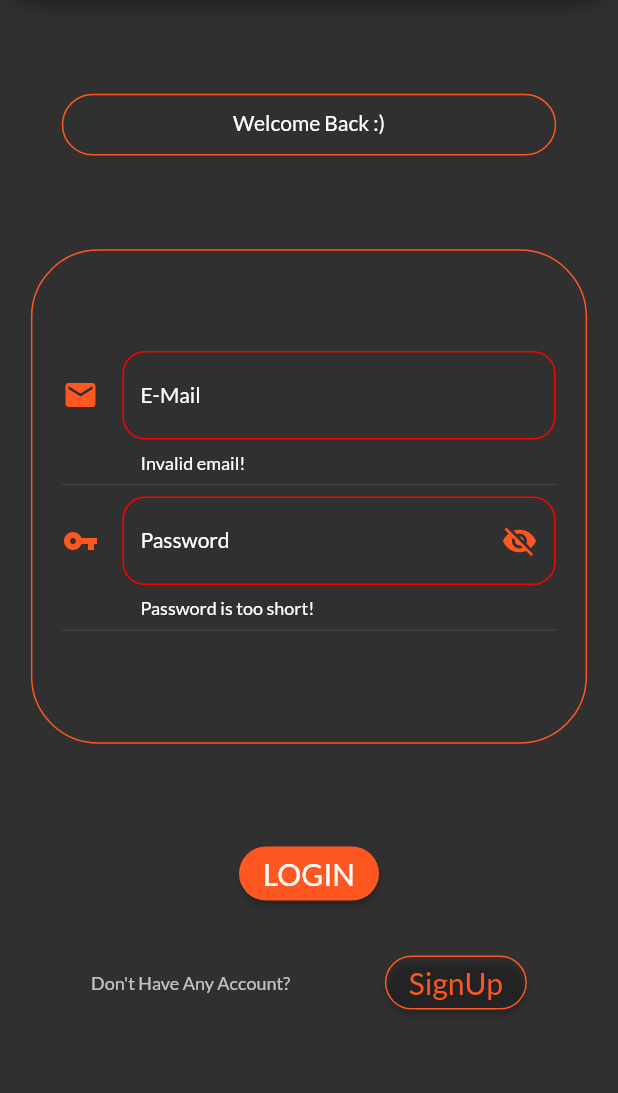
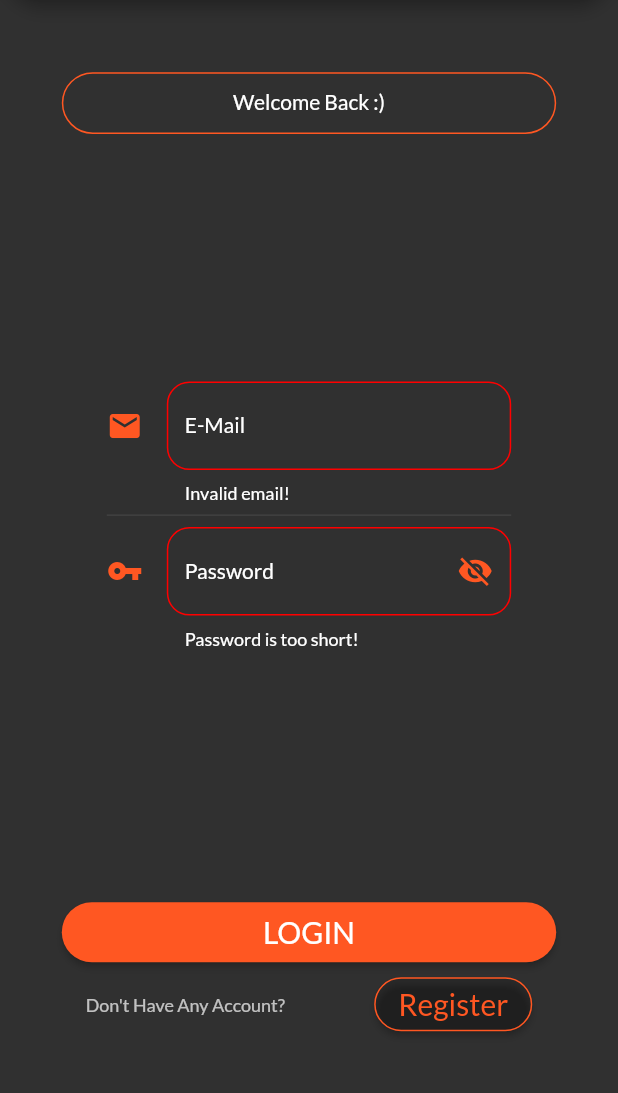
Before and after one commit to RishabhSaini619/up_004_ShopApp, a Flutter app: the screen it shows after launch, after a tap on "LOGIN", on a phone screen of 412 x 824 dp, the part 84-1177 px from its top. Run offline on Flutter 3.47's test engine with Material 2 defaults, Android fonts, the phone set to English and light mode, and no system bars.

Commit message:
User Signup working

```diff
--- a/lib/main.dart
+++ b/lib/main.dart
@@ -3,18 +3,19 @@
 import 'package:flutter/material.dart';
 import 'package:flutter/services.dart';
 import 'package:provider/provider.dart';
-import 'package:up_004_shopapp/screens/screen_authentication%20.dart';
 
+import 'models_&_providers/model_authentication.dart';
 import 'models_&_providers/model_cart.dart';
 import 'models_&_providers/model_orders.dart';
 import 'models_&_providers/model_product.dart';
 
+import 'screens/screen_authentication .dart';
+import 'screens/screen_cart.dart';
 import 'screens/screen_edit_product.dart';
+import 'screens/screen_manage_products.dart';
 import 'screens/screen_orders.dart';
 import 'screens/screen_product_detail.dart';
 import 'screens/screen_products_overview.dart';
-import 'screens/screen_cart.dart';
-import 'screens/screen_manage_products.dart';
 
 void main() {
   WidgetsFlutterBinding.ensureInitialized();
@@ -33,6 +34,9 @@ class MyApp extends StatelessWidget {
   Widget build(BuildContext context) {
     return MultiProvider(
       providers: [
+        ChangeNotifierProvider(
+          create: (ctx) => Authentication(),
+        ),
         ChangeNotifierProvider(
           create: (ctx) => Products(),
         ),
--- /dev/null
+++ b/lib/models_&_providers/model_authentication.dart
@@ -0,0 +1,31 @@
+import 'dart:convert';
+import 'package:flutter/cupertino.dart';
+import 'package:http/http.dart' as http;
+
+class Authentication with ChangeNotifier {
+  String authenticationToken;
+  DateTime authenticationTokenExpiryDate;
+  String authenticationUserId;
+
+  Authentication({
+    this.authenticationToken,
+    this.authenticationTokenExpiryDate,
+    this.authenticationUserId,
+  });
+
+  Future<void> userRegister(String userEmail, String userPassword) async {
+    const url =
+        "https://identitytoolkit.googleapis.com/v1/accounts:signUp?key=AIzaSyC2P-w8gQYHrDCLX-BLXm2n-0AUXvaJ-jk";
+   final response = await http.post(
+      url,
+      body: jsonEncode(
+        {
+          'email':userEmail,
+          'password' :userPassword,
+          'returnSecureToken':true,
+        },
+      ),
+    );
+   print(jsonDecode(response.body));
+  }
+}
--- a/lib/screens/screen_authentication .dart
+++ b/lib/screens/screen_authentication .dart
@@ -1,4 +1,6 @@
 import 'package:flutter/material.dart';
+import 'package:provider/provider.dart';
+import 'package:up_004_shopapp/models_&_providers/model_authentication.dart';
 
 enum AuthenticationMode { signUp, logIn }
 
@@ -13,14 +15,14 @@ class _AuthenticationScreenState extends State<AuthenticationScreen> {
   final GlobalKey<FormState> _formKey = GlobalKey();
   AuthenticationMode _authenticationMode = AuthenticationMode.logIn;
   final Map<String, String> _authenticationData = {
-    'name': '',
     'email': '',
+    // 'name': '',
     'password': '',
   };
   var _isLoading = false;
   var obscureTextData = false;
   final _passwordController = TextEditingController();
-  void _submit() {
+  Future<void> _submit() async {
     if (!_formKey.currentState.validate()) {
       // Invalid!
       return;
@@ -33,6 +35,13 @@ class _AuthenticationScreenState extends State<AuthenticationScreen> {
       // Log user in
     } else {
       // Sign user up
+     await Provider.of<Authentication>(
+        context,
+        listen: false,
+      ).userRegister(
+        _authenticationData['email'],
+        _authenticationData['password'],
+      );
     }
     setState(() {
       _isLoading = false;
@@ -94,59 +103,22 @@ class _AuthenticationScreenState extends State<AuthenticationScreen> {
               ),
               Container(
                 alignment: Alignment.center,
-                decoration: BoxDecoration(
-                  shape: BoxShape.rectangle,
-                  borderRadius: BorderRadius.circular(45),
-                  border: Border.all(
-                    color: Theme.of(context).colorScheme.primary,
-                    width: 1,
-                  ),
-                ),
-                height: deviceSize.height * 0.4,
-                width: deviceSize.width * 0.9,
-                padding: const EdgeInsets.all(20),
+                // decoration: BoxDecoration(
+                //   shape: BoxShape.rectangle,
+                //   borderRadius: BorderRadius.circular(45),
+                // border: Border.all(
+                //   color: Theme.of(context).colorScheme.primary,
+                //   width: 0,
+                // ),
+                // ),
+                height: deviceSize.height * 0.5,
+                width: deviceSize.width * 0.8,
+                padding: const EdgeInsets.all(30),
                 child: Form(
                   key: _formKey,
                   child: SingleChildScrollView(
                     child: Column(
                       children: <Widget>[
-                        if (_authenticationMode == AuthenticationMode.signUp)
-                          TextFormField(
-                            decoration: InputDecoration(
-                              border: OutlineInputBorder(
-                                borderRadius: BorderRadius.circular(15),
-                                borderSide: BorderSide(
-                                  color: Theme.of(context).colorScheme.primary,
-                                ),
-                              ),
-                              icon: Icon(
-                                Icons.person,
-                                color: Theme.of(context).colorScheme.primary,
-                              ),
-                              labelText: "Name",
-                              labelStyle: Theme.of(context).textTheme.bodyLarge,
-                              hintText: "User Name",
-                              hintStyle: Theme.of(context).textTheme.bodyMedium,
-                              errorStyle: Theme.of(context)
-                                  .textTheme
-                                  .bodySmall
-                                  .copyWith(
-                                    color: Colors.white,
-                                  ),
-                            ),
-                            keyboardType: TextInputType.text,
-                            validator: (value) {
-                              if (value.isEmpty) {
-                                return 'Please enter user name *';
-                              }
-                              return null;
-                            },
-                            onSaved: (value) {
-                              _authenticationData['name'] = value;
-                            },
-                          ),
-                        if (_authenticationMode == AuthenticationMode.signUp)
-                          const Divider(),
                         TextFormField(
                           decoration: InputDecoration(
                             border: OutlineInputBorder(
@@ -169,17 +141,54 @@ class _AuthenticationScreenState extends State<AuthenticationScreen> {
                                     ),
                           ),
                           keyboardType: TextInputType.emailAddress,
-                          validator: (value) {
-                            if (value.isEmpty || !value.contains('@')) {
+                          validator: (email) {
+                            if (email.isEmpty || !email.contains('@')) {
                               return 'Invalid email!';
                             }
                             return null;
                           },
-                          onSaved: (value) {
-                            _authenticationData['email'] = value;
+                          onSaved: (email) {
+                            _authenticationData['email'] = email;
                           },
                         ),
                         const Divider(),
+                        // if (_authenticationMode == AuthenticationMode.signUp)
+                        //   TextFormField(
+                        //     decoration: InputDecoration(
+                        //       border: OutlineInputBorder(
+                        //         borderRadius: BorderRadius.circular(15),
+                        //         borderSide: BorderSide(
+                        //           color: Theme.of(context).colorScheme.primary,
+                        //         ),
+                        //       ),
+                        //       icon: Icon(
+                        //         Icons.person,
+                        //         color: Theme.of(context).colorScheme.primary,
+                        //       ),
+                        //       labelText: "Name",
+                        //       labelStyle: Theme.of(context).textTheme.bodyLarge,
+                        //       hintText: "User Name",
+                        //       hintStyle: Theme.of(context).textTheme.bodyMedium,
+                        //       errorStyle: Theme.of(context)
+                        //           .textTheme
+                        //           .bodySmall
+                        //           .copyWith(
+                        //         color: Colors.white,
+                        //       ),
+                        //     ),
+                        //     keyboardType: TextInputType.text,
+                        //     validator: (name) {
+                        //       if (name.isEmpty) {
+                        //         return 'Please enter user name *';
+                        //       }
+                        //       return null;
+                        //     },
+                        //     onSaved: (name) {
+                        //       _authenticationData['name'] = name;
+                        //     },
+                        //   ),
+                        // if (_authenticationMode == AuthenticationMode.signUp)
+                        //   const Divider(),
                         TextFormField(
                           decoration: InputDecoration(
                             border: OutlineInputBorder(
@@ -218,17 +227,18 @@ class _AuthenticationScreenState extends State<AuthenticationScreen> {
                           ),
                           obscureText: obscureTextData,
                           controller: _passwordController,
-                          validator: (value) {
-                            if (value.isEmpty || value.length < 5) {
+                          validator: (pass) {
+                            if (pass.isEmpty || pass.length < 5) {
                               return ('Password is too short!');
                             }
                             return null;
                           },
-                          onSaved: (value) {
-                            _authenticationData['password'] = value;
+                          onSaved: (pass) {
+                            _authenticationData['password'] = pass;
                           },
                         ),
-                        const Divider(),
+                        if (_authenticationMode == AuthenticationMode.signUp)
+                          const Divider(),
                         if (_authenticationMode == AuthenticationMode.signUp)
                           TextFormField(
                             enabled: _authenticationMode ==
@@ -274,8 +284,8 @@ class _AuthenticationScreenState extends State<AuthenticationScreen> {
                             // controller: _passwordController,
                             validator:
                                 _authenticationMode == AuthenticationMode.signUp
-                                    ? (value) {
-                                        if (value != _passwordController.text) {
+                                    ? (cpass) {
+                                        if (cpass != _passwordController.text) {
                                           'Passwords do not match!';
                                         }
                                         return;
@@ -292,7 +302,10 @@ class _AuthenticationScreenState extends State<AuthenticationScreen> {
                 mainAxisAlignment: MainAxisAlignment.spaceEvenly,
                 children: [
                   if (_isLoading)
-                    const CircularProgressIndicator()
+                    CircularProgressIndicator(
+                      strokeWidth: 3,
+                      color: Theme.of(context).colorScheme.primary,
+                    )
                   else
                     ElevatedButton(
                       style: ButtonStyle(
@@ -304,21 +317,25 @@ class _AuthenticationScreenState extends State<AuthenticationScreen> {
                             borderRadius: BorderRadius.circular(20),
                           ),
                         ),
+                        minimumSize: MaterialStateProperty.all(
+                          Size(
+                            deviceSize.width * 0.8,
+                            40,
+                          ),
+                        ),
                       ),
                       onPressed: _submit,
                       child: Text(
                         _authenticationMode == AuthenticationMode.logIn
                             ? 'LOGIN'
-                            : 'SIGN UP',
+                            : 'REGISTER',
                         // style: Theme.of(context).textTheme.bodyLarge,
                         style: Theme.of(context).textTheme.bodyLarge.copyWith(
                               fontSize: 20,
                             ),
                       ),
                     ),
-                  SizedBox(
-                    height: deviceSize.height * 0.03,
-                  ),
+                  const SizedBox(),
                   Row(
                     mainAxisAlignment: MainAxisAlignment.spaceEvenly,
                     children: [
@@ -331,7 +348,10 @@ class _AuthenticationScreenState extends State<AuthenticationScreen> {
                       ElevatedButton(
                         style: ButtonStyle(
                           backgroundColor: MaterialStatePropertyAll<Color>(
-                            Theme.of(context).colorScheme.background,
+                            Theme.of(context)
+                                .colorScheme
+                                .background
+                                .withOpacity(0.1),
                           ),
                           shape:
                               MaterialStateProperty.all<RoundedRectangleBorder>(
@@ -346,7 +366,7 @@ class _AuthenticationScreenState extends State<AuthenticationScreen> {
                         onPressed: _switchAuthenticationMode,
                         child: Text(
                           _authenticationMode == AuthenticationMode.logIn
-                              ? 'SignUp'
+                              ? 'Register'
                               : 'LogIn',
                           style: Theme.of(context)
                               .textTheme
```
